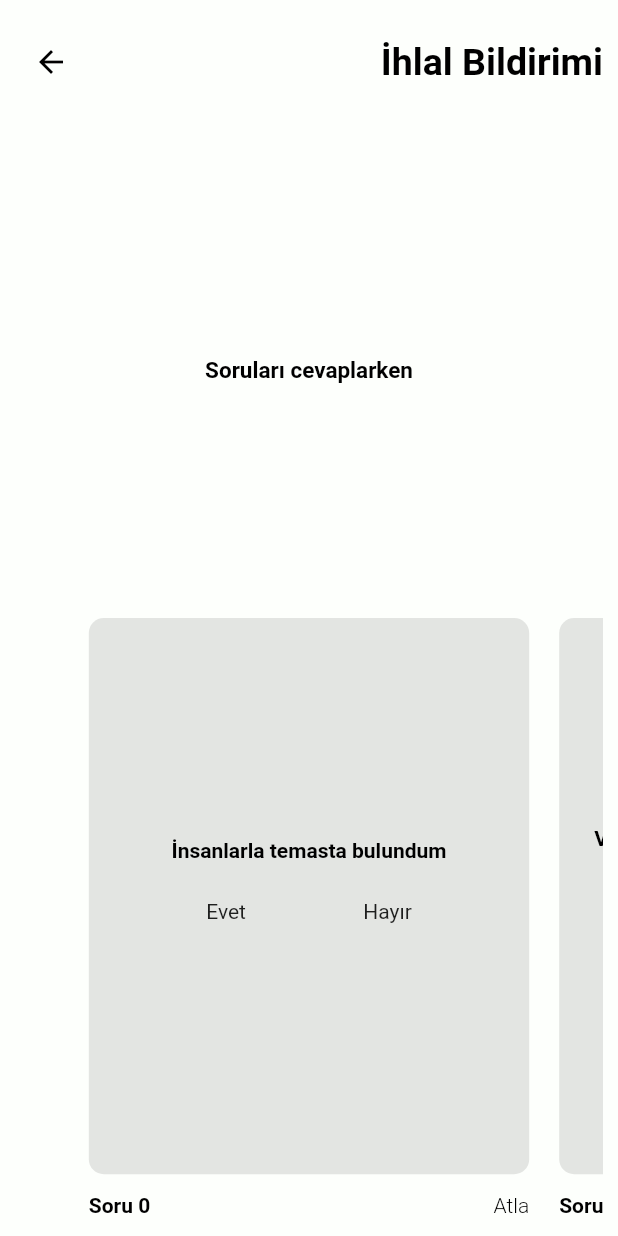
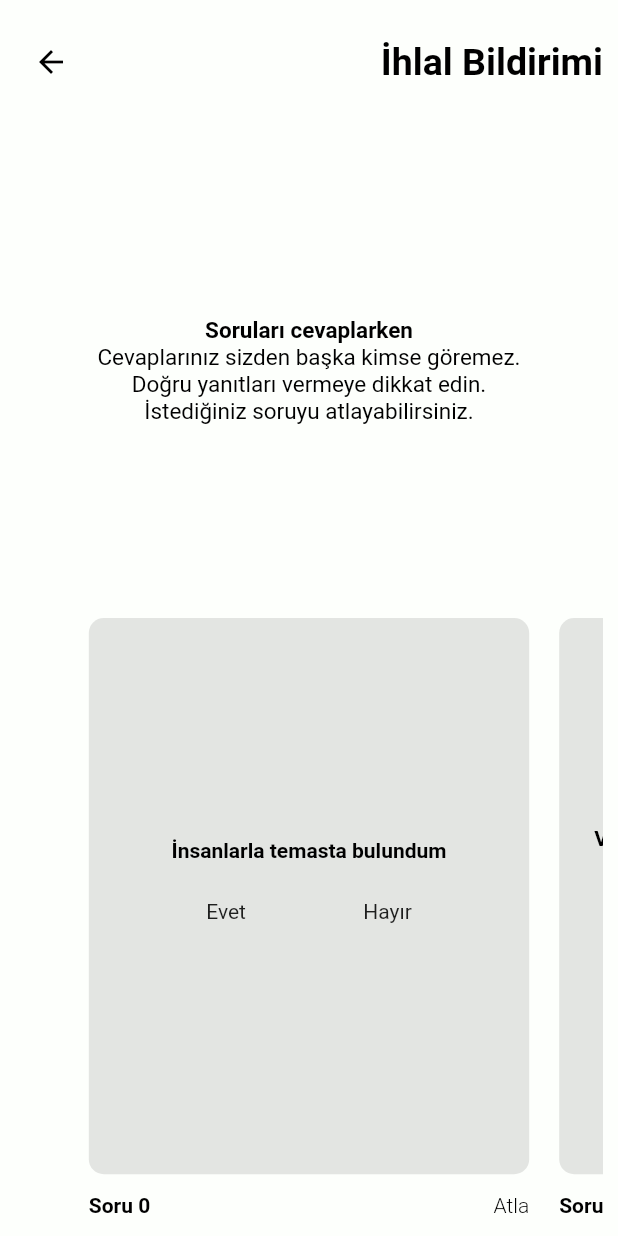
Before and after one commit to imertgul/My_Quarantina, a Flutter app: the QuestionPage screen opened directly, on a phone screen of 412 x 824 dp. Run offline on Flutter 3.47's test engine with Material 2 defaults, Android fonts, the phone set to English and light mode, and no system bars; drawn by our look-alikes of carousel_slider.

Commit message:
Update quenstions.dart

```diff
--- a/lib/pages/quenstions.dart
+++ b/lib/pages/quenstions.dart
@@ -64,12 +64,15 @@ class _QuestionPageState extends State<QuestionPage> {
                         fontWeight: FontWeight.bold, color: Renkler.dark),
                   ),
                   SizedBox(height: 25),
-                  Row(
-                    mainAxisAlignment: MainAxisAlignment.spaceEvenly,
-                    children: <Widget>[
-                      Text("Evet"),
-                      Text("Hayır"),
-                    ],
+                  GestureDetector(
+                    onTap: () => buttonCarouselController.nextPage(),
+                    child: Row(
+                      mainAxisAlignment: MainAxisAlignment.spaceEvenly,
+                      children: <Widget>[
+                        Text("Evet"),
+                        Text("Hayır"),
+                      ],
+                    ),
                   ),
                   SizedBox(height: 20),
                 ],
@@ -121,6 +124,21 @@ class _QuestionPageState extends State<QuestionPage> {
             style: TextStyle(
                 fontWeight: FontWeight.bold, fontSize: 15, color: Renkler.dark),
           ),
+          Text(
+            "Cevaplarınız sizden başka kimse göremez.",
+            textAlign: TextAlign.center,
+            style: TextStyle(fontSize: 15, color: Renkler.dark),
+          ),
+          Text(
+            "Doğru yanıtları vermeye dikkat edin.",
+            textAlign: TextAlign.center,
+            style: TextStyle(fontSize: 15, color: Renkler.dark),
+          ),
+          Text(
+            "İstediğiniz soruyu atlayabilirsiniz.",
+            textAlign: TextAlign.center,
+            style: TextStyle(fontSize: 15, color: Renkler.dark),
+          ),
         ],
       ),
     );
```
